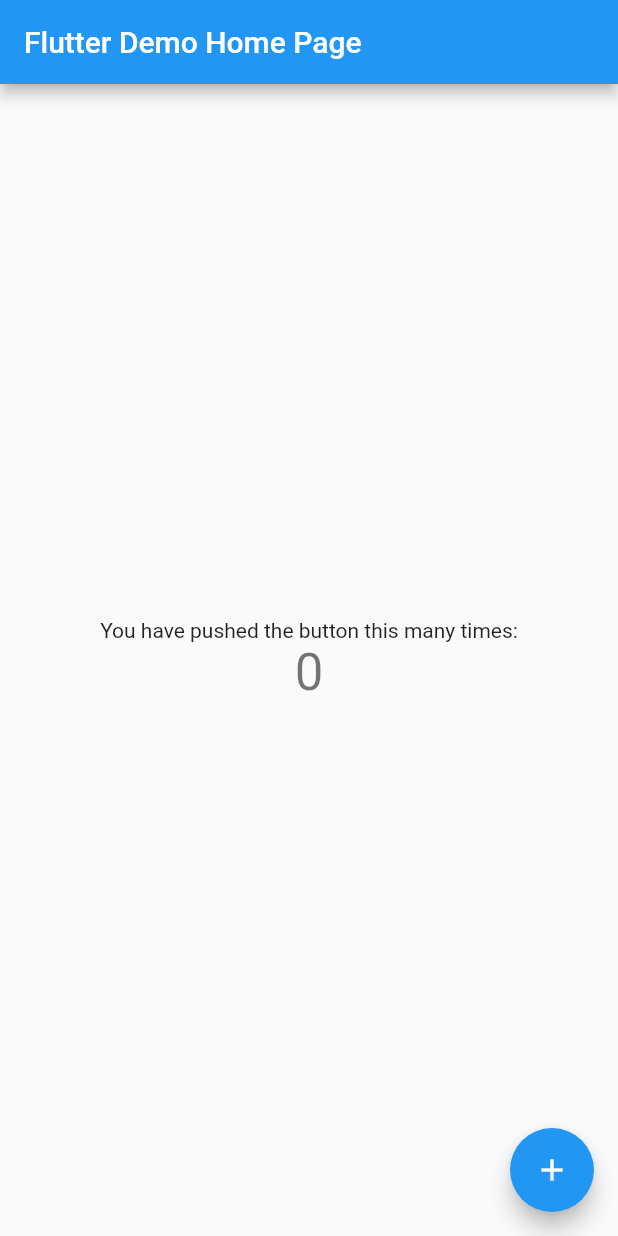
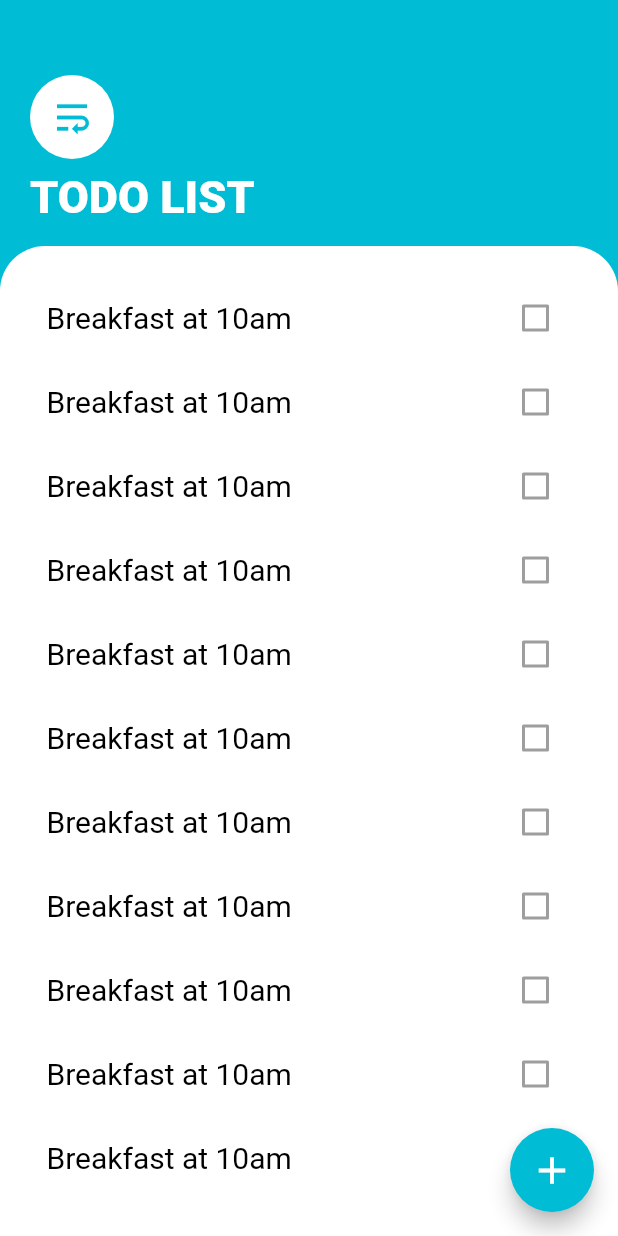
Before and after one commit to hadiuzzaman524/TODO-List, a Flutter app: the screen it shows after launch, on a phone screen of 412 x 824 dp. Run offline on Flutter 3.47's test engine with Material 2 defaults, Android fonts, the phone set to English and light mode, and no system bars.

Commit message:
complete main screen design

```diff
--- /dev/null
+++ b/lib/design.dart
@@ -0,0 +1,91 @@
+import 'package:flutter/material.dart';
+
+class ToDoBottomDesign extends StatelessWidget {
+  @override
+  Widget build(BuildContext context) {
+    return Expanded(
+      child: Container(
+          decoration: BoxDecoration(
+            color: Colors.white,
+            borderRadius: BorderRadius.only(
+              topLeft: Radius.circular(30.0),
+              topRight: Radius.circular(30.0),
+            ),
+          ),
+          child: Container(
+            margin: EdgeInsets.only(top: 20.0),
+            child: ListView(
+              children: [
+                ToDoItem(),
+                ToDoItem(),
+                ToDoItem(),
+                ToDoItem(),
+                ToDoItem(),
+                ToDoItem(),
+                ToDoItem(),
+                ToDoItem(),
+                ToDoItem(),
+                ToDoItem(),
+                ToDoItem(),
+              ],
+            ),
+          )),
+    );
+  }
+}
+
+class ToDoItem extends StatelessWidget {
+  @override
+  Widget build(BuildContext context) {
+    return Padding(
+      padding: const EdgeInsets.symmetric(horizontal: 15.0),
+      child: ListTile(
+        leading: Text(
+          'Breakfast at 10am',
+          style: TextStyle(
+            fontWeight: FontWeight.normal,
+            fontSize: 20,
+            color: Colors.black,
+          ),
+        ),
+        trailing: Checkbox(
+          value: false,
+        ),
+      ),
+    );
+  }
+}
+
+class ToDoTopBarDesign extends StatelessWidget {
+  @override
+  Widget build(BuildContext context) {
+    return Padding(
+      padding: const EdgeInsets.only(top: 50.0, left: 20.0),
+      child: Column(
+        crossAxisAlignment: CrossAxisAlignment.start,
+        children: [
+          CircleAvatar(
+            radius: 28,
+            backgroundColor: Colors.white,
+            child: Icon(
+              Icons.wrap_text,
+              color: Colors.cyan,
+              size: 30,
+            ),
+          ),
+          SizedBox(
+            height: 8.0,
+          ),
+          Text(
+            'TODO LIST',
+            style: TextStyle(
+              fontSize: 30,
+              color: Colors.white,
+              fontWeight: FontWeight.w900,
+            ),
+          ),
+        ],
+      ),
+    );
+  }
+}
--- a/lib/main.dart
+++ b/lib/main.dart
@@ -1,117 +1,14 @@
 import 'package:flutter/material.dart';
-
+import 'package:to_do_list/screens/to_do_list.dart';
 void main() {
   runApp(MyApp());
 }
 
 class MyApp extends StatelessWidget {
-  // This widget is the root of your application.
   @override
   Widget build(BuildContext context) {
     return MaterialApp(
-      title: 'Flutter Demo',
-      theme: ThemeData(
-        // This is the theme of your application.
-        //
-        // Try running your application with "flutter run". You'll see the
-        // application has a blue toolbar. Then, without quitting the app, try
-        // changing the primarySwatch below to Colors.green and then invoke
-        // "hot reload" (press "r" in the console where you ran "flutter run",
-        // or simply save your changes to "hot reload" in a Flutter IDE).
-        // Notice that the counter didn't reset back to zero; the application
-        // is not restarted.
-        primarySwatch: Colors.blue,
-        // This makes the visual density adapt to the platform that you run
-        // the app on. For desktop platforms, the controls will be smaller and
-        // closer together (more dense) than on mobile platforms.
-        visualDensity: VisualDensity.adaptivePlatformDensity,
-      ),
-      home: MyHomePage(title: 'Flutter Demo Home Page'),
+      home: ToDoScreen(),
     );
   }
 }
-
-class MyHomePage extends StatefulWidget {
-  MyHomePage({Key key, this.title}) : super(key: key);
-
-  // This widget is the home page of your application. It is stateful, meaning
-  // that it has a State object (defined below) that contains fields that affect
-  // how it looks.
-
-  // This class is the configuration for the state. It holds the values (in this
-  // case the title) provided by the parent (in this case the App widget) and
-  // used by the build method of the State. Fields in a Widget subclass are
-  // always marked "final".
-
-  final String title;
-
-  @override
-  _MyHomePageState createState() => _MyHomePageState();
-}
-
-class _MyHomePageState extends State<MyHomePage> {
-  int _counter = 0;
-
-  void _incrementCounter() {
-    setState(() {
-      // This call to setState tells the Flutter framework that something has
-      // changed in this State, which causes it to rerun the build method below
-      // so that the display can reflect the updated values. If we changed
-      // _counter without calling setState(), then the build method would not be
-      // called again, and so nothing would appear to happen.
-      _counter++;
-    });
-  }
-
-  @override
-  Widget build(BuildContext context) {
-    // This method is rerun every time setState is called, for instance as done
-    // by the _incrementCounter method above.
-    //
-    // The Flutter framework has been optimized to make rerunning build methods
-    // fast, so that you can just rebuild anything that needs updating rather
-    // than having to individually change instances of widgets.
-    return Scaffold(
-      appBar: AppBar(
-        // Here we take the value from the MyHomePage object that was created by
-        // the App.build method, and use it to set our appbar title.
-        title: Text(widget.title),
-      ),
-      body: Center(
-        // Center is a layout widget. It takes a single child and positions it
-        // in the middle of the parent.
-        child: Column(
-          // Column is also a layout widget. It takes a list of children and
-          // arranges them vertically. By default, it sizes itself to fit its
-          // children horizontally, and tries to be as tall as its parent.
-          //
-          // Invoke "debug painting" (press "p" in the console, choose the
-          // "Toggle Debug Paint" action from the Flutter Inspector in Android
-          // Studio, or the "Toggle Debug Paint" command in Visual Studio Code)
-          // to see the wireframe for each widget.
-          //
-          // Column has various properties to control how it sizes itself and
-          // how it positions its children. Here we use mainAxisAlignment to
-          // center the children vertically; the main axis here is the vertical
-          // axis because Columns are vertical (the cross axis would be
-          // horizontal).
-          mainAxisAlignment: MainAxisAlignment.center,
-          children: <Widget>[
-            Text(
-              'You have pushed the button this many times:',
-            ),
-            Text(
-              '$_counter',
-              style: Theme.of(context).textTheme.headline4,
-            ),
-          ],
-        ),
-      ),
-      floatingActionButton: FloatingActionButton(
-        onPressed: _incrementCounter,
-        tooltip: 'Increment',
-        child: Icon(Icons.add),
-      ), // This trailing comma makes auto-formatting nicer for build methods.
-    );
-  }
-}
--- /dev/null
+++ b/lib/screens/to_do_list.dart
@@ -0,0 +1,30 @@
+import 'package:flutter/material.dart';
+import 'package:to_do_list/design.dart';
+
+class ToDoScreen extends StatelessWidget {
+  @override
+  Widget build(BuildContext context) {
+    return SafeArea(
+      child: Scaffold(
+        backgroundColor: Colors.cyan,
+        floatingActionButton: FloatingActionButton(
+          backgroundColor: Colors.cyan,
+          onPressed: () {
+            print('click');
+          },
+          child: Icon(Icons.add,color: Colors.white,size: 30,),
+        ),
+        body: Column(
+          crossAxisAlignment: CrossAxisAlignment.start,
+          children: [
+            ToDoTopBarDesign(),
+            SizedBox(
+              height: 15.0,
+            ),
+            ToDoBottomDesign(),
+          ],
+        ),
+      ),
+    );
+  }
+}
```
Also changed, not shown: 1 other file.
